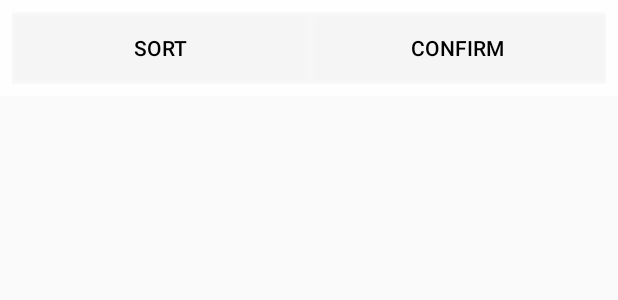
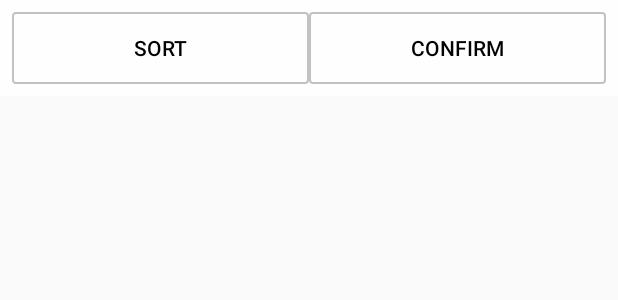
Before and after one commit to ppranav164/engravedesigns.in, an Android app: the layout fragment_search_contents.xml on its own in the app's theme, with its tools: preview values and no code run, on a phone screen of 412 x 824 dp. Shown: the top 300 px of the screen. Run offline under Robolectric (Android 15) with nearby library versions, the phone set to English and light mode, and no system bars.

Commit message:
create button border with states

```diff
--- a/app/src/main/res/drawable/border.xml
+++ b/app/src/main/res/drawable/border.xml
@@ -3,13 +3,13 @@
 
     <item
         android:state_pressed="true"
-        android:drawable="@drawable/layout_border_pressed"
+        android:drawable="@drawable/border_pressed"
         />
 
     <item android:state_focused="true"
-        android:drawable="@drawable/layout_border_pressed"/>
+        android:drawable="@drawable/border_pressed"/>
 
-    <item android:drawable="@drawable/layout_border_default"/>
+    <item android:drawable="@drawable/border_default"/>
 
 
 </selector>
--- a/app/src/main/res/layout/fragment_search_contents.xml
+++ b/app/src/main/res/layout/fragment_search_contents.xml
@@ -19,7 +19,7 @@
             android:id="@+id/breakupbutton"
             android:layout_width="match_parent"
             android:layout_height="wrap_content"
-            android:background="@color/white"
+            android:background="@drawable/border"
             android:textColor="@color/black"
             android:layout_weight="1.0"
             android:text="Sort"
@@ -29,7 +29,7 @@
             android:layout_width="match_parent"
             android:layout_height="wrap_content"
             android:text="Confirm"
-            android:background="@color/white"
+            android:background="@drawable/border"
             android:textColor="@color/black"
             android:layout_weight="1.0"
             />
```
